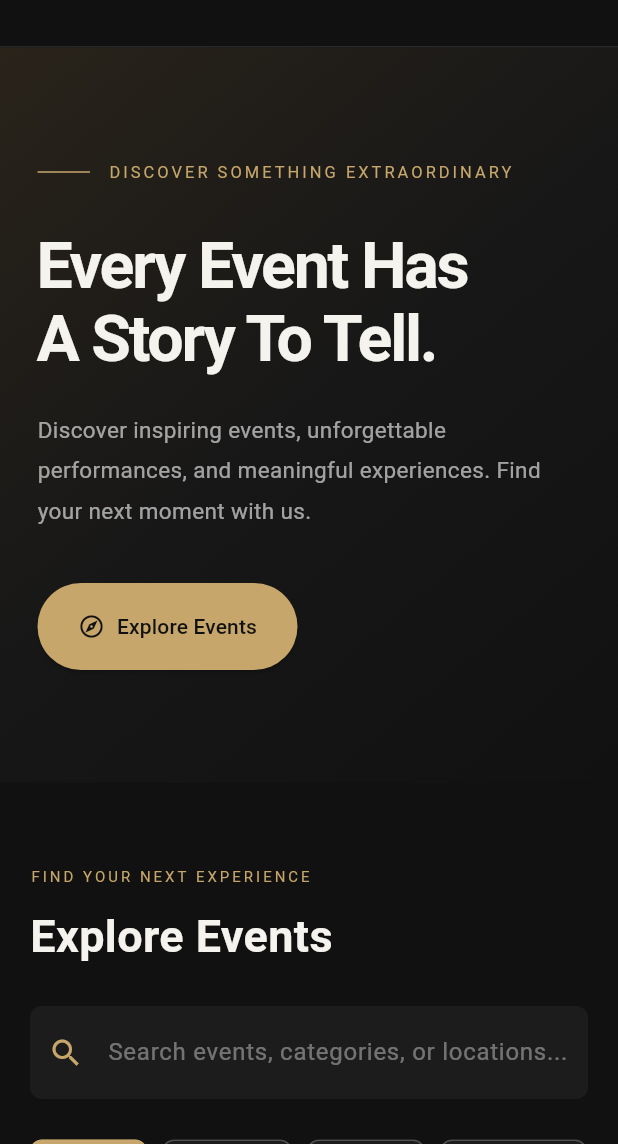
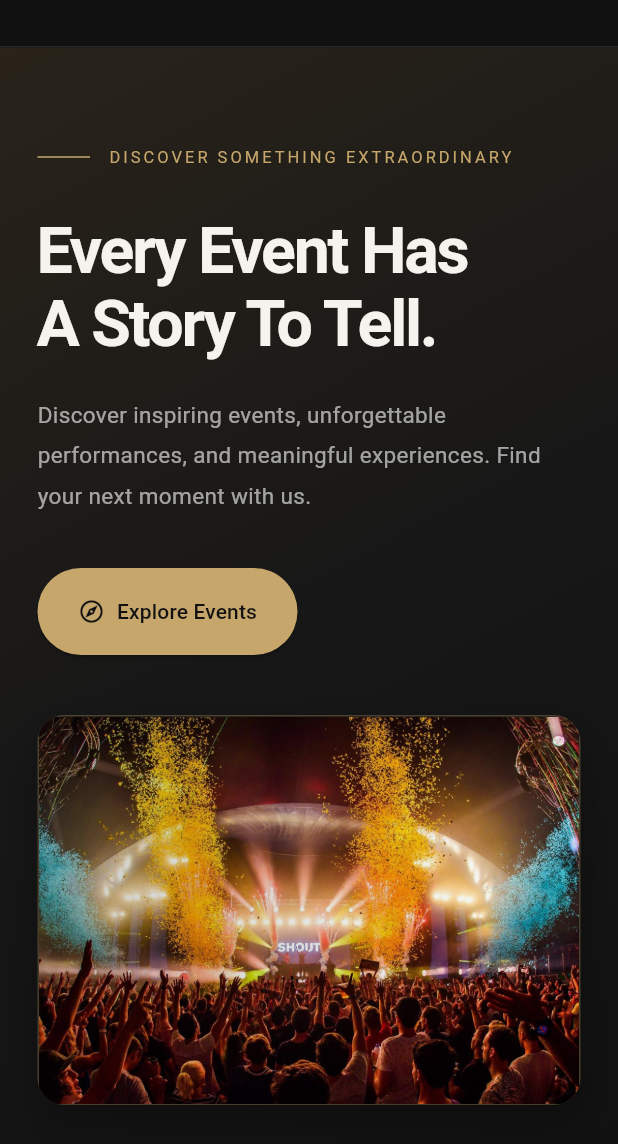
Before and after one commit to salmanalfarisy123/atvent, a Flutter app: the screen it shows once a user with an empty profile is signed in, on a phone screen of 412 x 824 dp, the part 92-1236 px from its top. Run offline on Flutter 3.47's test engine with Material 3 defaults, Android fonts, the phone set to English and light mode, and no system bars; our stand-ins replace file_picker, supabase_flutter; accounts and stored records are empty.

Commit message:
Update homepage hero image

```diff
--- a/lib/pages/home_page.dart
+++ b/lib/pages/home_page.dart
@@ -154,26 +154,10 @@ class _HomePageState extends State<HomePage> {
     );
   }
 
+
 // HERO SECTION
 Widget _buildHero(bool isMobile) {
-    return Container(
-      width: double.infinity,
-      padding: EdgeInsets.symmetric(
-        horizontal: isMobile ? 25 : 100,
-        vertical: isMobile ? 75 : 110,
-      ),
-      decoration: const BoxDecoration(
-        gradient: LinearGradient(
-          begin: Alignment.topLeft,
-          end: Alignment.bottomRight,
-          colors: [
-            Color(0xFF29231A),
-            Color(0xFF171717),
-            Color(0xFF111111),
-          ],
-        ),
-      ),
-      child: Column(
+  final heroContent = Column(
     crossAxisAlignment: CrossAxisAlignment.start,
     children: [
       Row(
@@ -199,13 +183,14 @@ class _HomePageState extends State<HomePage> {
         'Every Event Has\nA Story To Tell.',
         style: TextStyle(
           color: ivoryColor,
-              fontSize: isMobile ? 43 : 68,
+          fontSize: isMobile ? 43 : 62,
           height: 1.15,
           fontWeight: FontWeight.w700,
           letterSpacing: -1.5,
         ),
       ),
       const SizedBox(height: 22),
+
 ConstrainedBox(
   constraints: const BoxConstraints(maxWidth: 480),
   child: const Text(
@@ -218,6 +203,7 @@ class _HomePageState extends State<HomePage> {
     ),
   ),
 ),
+
       const SizedBox(height: 35),
       ElevatedButton.icon(
         onPressed: () {
@@ -238,9 +224,91 @@ class _HomePageState extends State<HomePage> {
         ),
       ),
     ],
+  );
+
+  final heroImage = Container(
+    height: isMobile ? 260 : 390,
+    width: double.infinity,
+    decoration: BoxDecoration(
+      borderRadius: BorderRadius.circular(18),
+      border: Border.all(
+        color: goldColor.withValues(alpha: 0.3),
+      ),
+      boxShadow: [
+        BoxShadow(
+          color: Colors.black.withValues(alpha: 0.3),
+          blurRadius: 25,
+          offset: const Offset(0, 12),
+        ),
+      ],
+    ),
+    clipBehavior: Clip.antiAlias,
+    child: Stack(
+      fit: StackFit.expand,
+      children: [
+        Image.asset(
+          'assets/images/hero_event.jpg',
+          fit: BoxFit.cover,
+        ),
+        DecoratedBox(
+          decoration: BoxDecoration(
+            gradient: LinearGradient(
+              begin: Alignment.centerLeft,
+              end: Alignment.centerRight,
+              colors: [
+                Colors.black.withValues(alpha: 0.2),
+                Colors.transparent,
+              ],
+            ),
+          ),
+        ),
+      ],
+    ),
+  );
+
+  return Container(
+    width: double.infinity,
+    padding: EdgeInsets.symmetric(
+      horizontal: isMobile ? 25 : 100,
+      vertical: isMobile ? 65 : 85,
+    ),
+    decoration: const BoxDecoration(
+      gradient: LinearGradient(
+        begin: Alignment.topLeft,
+        end: Alignment.bottomRight,
+        colors: [
+          Color(0xFF29231A),
+          Color(0xFF171717),
+          Color(0xFF111111),
+        ],
+      ),
+    ),
+    child: isMobile
+        ? Column(
+            crossAxisAlignment: CrossAxisAlignment.start,
+            children: [
+              heroContent,
+              const SizedBox(height: 40),
+              heroImage,
+            ],
+          )
+        : Row(
+            crossAxisAlignment: CrossAxisAlignment.center,
+            children: [
+              Expanded(
+                flex: 6,
+                child: heroContent,
+              ),
+              const SizedBox(width: 55),
+              Expanded(
+                flex: 5,
+                child: heroImage,
+              ),
+            ],
           ),
   );
 }
+
 
   // SEARCH SECTION
   Widget _buildSearchSection(bool isMobile) {
```
Also changed, not shown: pubspec.yaml (+4 -66 lines), assets/images/hero_event.jpg (added). Lines whose indentation alone changed are shown as unchanged.
